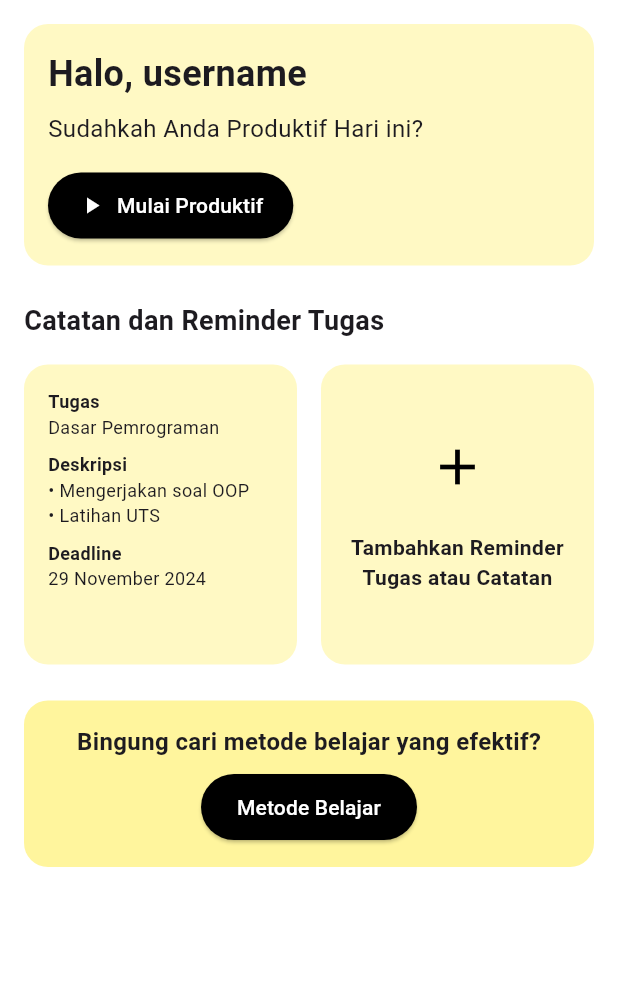
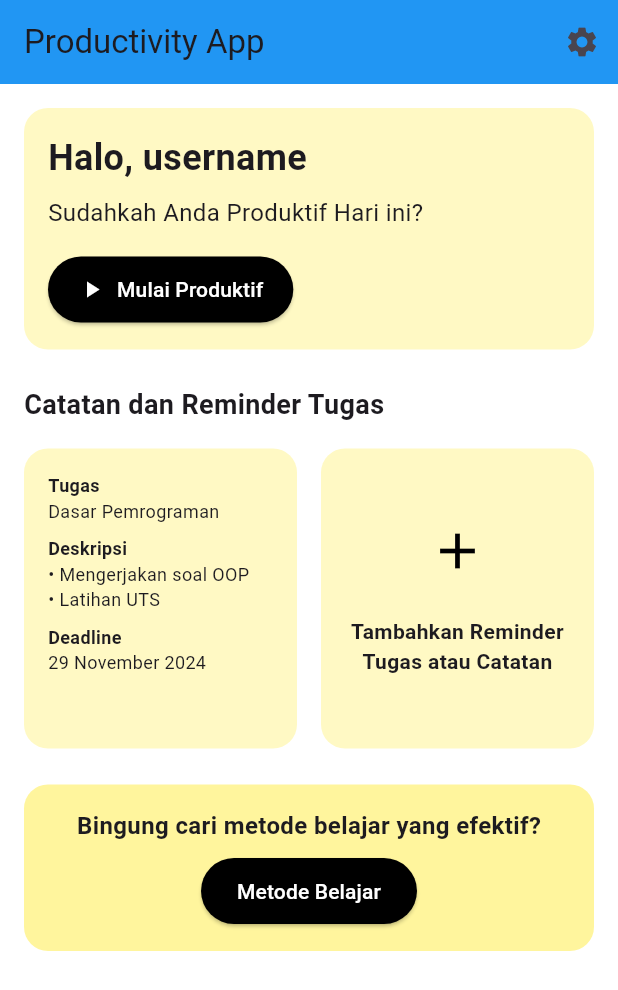
Before and after one commit to denjear/productivemate, a Flutter app: the screen it shows after launch, on a phone screen of 412 x 824 dp. Shown: the top 990 px of the screen. Run offline on Flutter 3.47's test engine with Material 3 defaults, Android fonts, the phone set to English and light mode, and no system bars; our stand-ins replace shared_preferences.

Commit message:
Menambahkan fitur Settings

```diff
--- a/lib/pages/homepage.dart
+++ b/lib/pages/homepage.dart
@@ -1,20 +1,79 @@
 import 'package:flutter/material.dart';
+import 'package:shared_preferences/shared_preferences.dart';
 import 'learning_methods_page.dart'; // Tambahkan import untuk halaman metode belajar
-import 'task_list_page.dart'; // Tambahkan import untuk halaman metode belajar
+import 'task_list_page.dart'; // Tambahkan import untuk halaman daftar tugas
 import 'timer_page.dart';
+import 'settings_page.dart'; // Tambahkan import untuk halaman SettingsPage
 
 void main() {
   runApp(ProductivityApp());
 }
 
-class ProductivityApp extends StatelessWidget {
+class ProductivityApp extends StatefulWidget {
   const ProductivityApp({super.key});
+
+  @override
+  _ProductivityAppState createState() => _ProductivityAppState();
+}
+
+class _ProductivityAppState extends State<ProductivityApp> {
+  bool _isDarkMode = false; // Variabel untuk menyimpan status Dark Mode
+
+  @override
+  void initState() {
+    super.initState();
+    _loadSettings(); // Memuat pengaturan Dark Mode dari SharedPreferences
+  }
+
+  // Memuat pengaturan Dark Mode dari SharedPreferences
+  void _loadSettings() async {
+    final prefs = await SharedPreferences.getInstance();
+    setState(() {
+      _isDarkMode = prefs.getBool('isDarkMode') ?? false; // Mendapatkan pengaturan Dark Mode
+    });
+  }
+
+  // Tema Light Mode
+  ThemeData _lightTheme() {
+    return ThemeData(
+      brightness: Brightness.light,
+      primaryColor: Colors.blue, // Warna utama untuk Light Mode
+      scaffoldBackgroundColor: Colors.white, // Latar belakang untuk Scaffold
+      appBarTheme: AppBarTheme(
+        color: Colors.blue, // Warna AppBar untuk Light Mode
+      ),
+      textTheme: TextTheme(
+        bodyLarge: TextStyle(color: Colors.black), // Menggunakan bodyLarge
+      ),
+      iconTheme: IconThemeData(color: Colors.black), // Ikon berwarna hitam
+    );
+  }
+
+  // Tema Dark Mode
+  ThemeData _darkTheme() {
+    return ThemeData(
+      brightness: Brightness.dark,
+      primaryColor: Colors.blueGrey, // Warna utama untuk Dark Mode
+      scaffoldBackgroundColor: Colors.black, // Latar belakang untuk Scaffold
+      appBarTheme: AppBarTheme(
+        color: Colors.blueGrey, // Warna AppBar untuk Dark Mode
+      ),
+      textTheme: TextTheme(
+        bodyLarge: TextStyle(color: Colors.white), // Menggunakan bodyLarge
+      ),
+      iconTheme: IconThemeData(color: Colors.white), // Ikon berwarna putih
+    );
+  }
 
   @override
   Widget build(BuildContext context) {
     return MaterialApp(
       debugShowCheckedModeBanner: false,
-      home: ProductivityHomePage(),
+      theme: _isDarkMode ? _darkTheme() : _lightTheme(), // Pilih tema berdasarkan pengaturan
+      home: const ProductivityHomePage(), // Halaman utama
+      routes: {
+        '/settings': (context) => const SettingsPage(), // Rute ke halaman Settings
+      },
     );
   }
 }
@@ -25,7 +84,17 @@ class ProductivityHomePage extends StatelessWidget {
   @override
   Widget build(BuildContext context) {
     return Scaffold(
-      backgroundColor: Colors.white,
+      appBar: AppBar(
+        title: const Text("Productivity App"),
+        actions: [
+          IconButton(
+            icon: const Icon(Icons.settings),
+            onPressed: () {
+              Navigator.pushNamed(context, '/settings'); // Akses halaman Settings
+            },
+          ),
+        ],
+      ),
       body: SafeArea(
         child: Padding(
           padding: const EdgeInsets.all(16.0),
@@ -36,9 +105,8 @@ class ProductivityHomePage extends StatelessWidget {
                 width: double.infinity,
                 padding: const EdgeInsets.all(16.0),
                 decoration: BoxDecoration(
-                  borderRadius: BorderRadius.circular(16),
-                  color: Colors.yellow[100]
-                ),
+                    borderRadius: BorderRadius.circular(16),
+                    color: Colors.yellow[100]),
                 child: Column(
                   crossAxisAlignment: CrossAxisAlignment.start,
                   children: [
@@ -57,7 +125,6 @@ class ProductivityHomePage extends StatelessWidget {
                     const SizedBox(height: 16),
                     ElevatedButton.icon(
                       onPressed: () {
-                        // Navigate to the PomodoroTimer page
                         Navigator.push(
                           context,
                           MaterialPageRoute(builder: (context) => TimerPage()),
@@ -68,7 +135,8 @@ class ProductivityHomePage extends StatelessWidget {
                       style: ElevatedButton.styleFrom(
                         backgroundColor: Colors.black,
                         foregroundColor: Colors.white,
-                        padding: const EdgeInsets.symmetric(horizontal: 20, vertical: 12),
+                        padding: const EdgeInsets.symmetric(
+                            horizontal: 20, vertical: 12),
                         shape: RoundedRectangleBorder(
                           borderRadius: BorderRadius.circular(30),
                         ),
@@ -107,7 +175,6 @@ class ProductivityHomePage extends StatelessWidget {
                                 fontWeight: FontWeight.bold,
                               ),
                             ),
-
                             Text(
                               "Dasar Pemrograman",
                               style: TextStyle(fontSize: 12),
@@ -120,7 +187,6 @@ class ProductivityHomePage extends StatelessWidget {
                                 fontWeight: FontWeight.bold,
                               ),
                             ),
-
                             Text(
                               "• Mengerjakan soal OOP\n• Latihan UTS",
                               style: TextStyle(fontSize: 12),
@@ -203,7 +269,6 @@ class ProductivityHomePage extends StatelessWidget {
                     const SizedBox(height: 8),
                     ElevatedButton(
                       onPressed: () {
-                        // Tambahkan navigasi ke halaman metode belajar
                         Navigator.push(
                           context,
                           MaterialPageRoute(
--- a/pubspec.yaml
+++ b/pubspec.yaml
@@ -30,11 +30,10 @@ environment:
 dependencies:
   flutter:
     sdk: flutter
-
-
   # The following adds the Cupertino Icons font to your application.
   # Use with the CupertinoIcons class for iOS style icons.
   cupertino_icons: ^1.0.8
+  shared_preferences: ^2.0.15
 
 dev_dependencies:
   flutter_test:
@@ -45,7 +44,7 @@ dev_dependencies:
   # activated in the `analysis_options.yaml` file located at the root of your
   # package. See that file for information about deactivating specific lint
   # rules and activating additional ones.
-  flutter_lints: ^4.0.0
+  flutter_lints: ^5.0.0
 
 # For information on the generic Dart part of this file, see the
 # following page: https://dart.dev/tools/pub/pubspec
```
Also changed, not shown: lib/pages/settings_page.dart (added, +213 -0 lines), lib/pages/timer_page.dart (+7 -4 lines), pubspec.lock, 1 other file.
